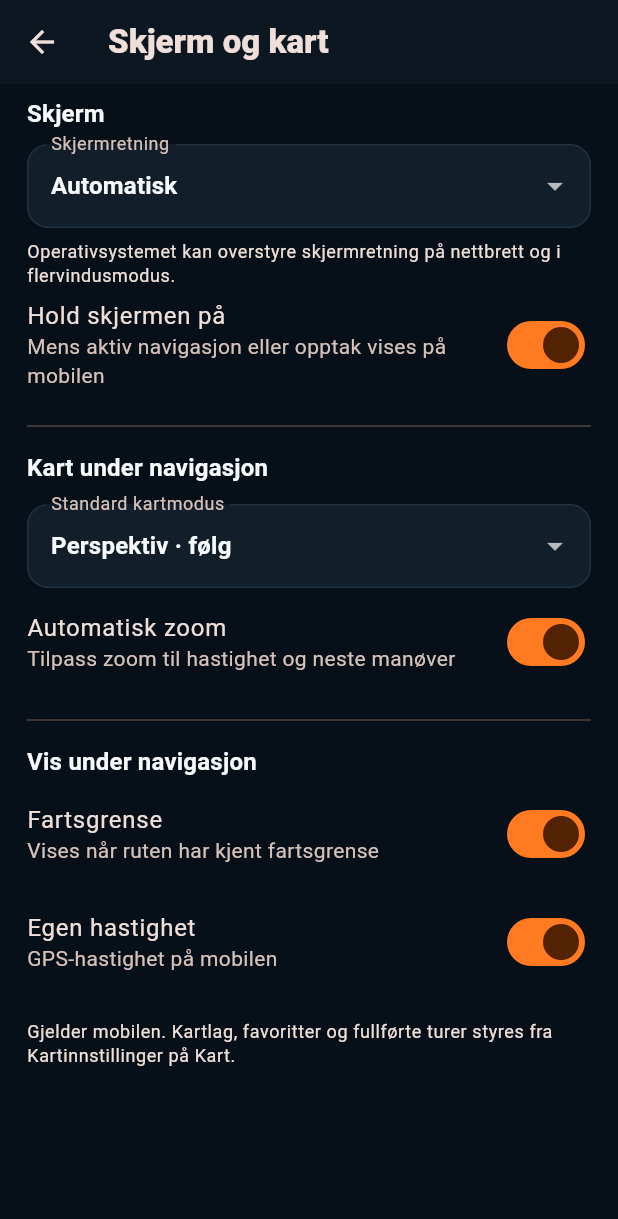
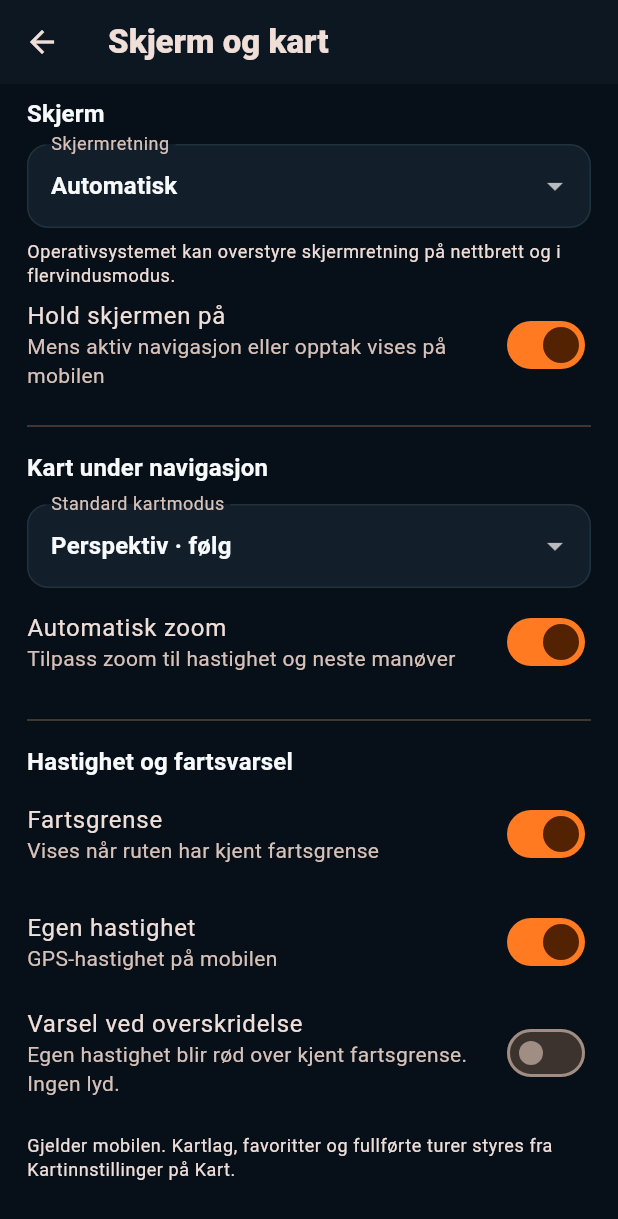
Before and after one commit to rengelse/GoVia-Mobile, a Flutter app: the ScreenSettingsScreen screen opened directly, on a phone screen of 412 x 824 dp. Shown: the top 1219 px of the screen. Run offline on Flutter 3.47's test engine with Material 3 defaults, Android fonts, the phone set to English and light mode, and no system bars; our stand-ins replace connectivity_plus, flutter_secure_storage, flutter_tts, geolocator, image_picker, open_filex and 5 more; missing offline and left inert: maplibre_gl, mobile_scanner; accounts and stored records are empty; project files that could hold a hidden picture were left out.

Commit message:
v0.1.142

```diff
--- a/lib/core/display/screen_preferences.dart
+++ b/lib/core/display/screen_preferences.dart
@@ -7,22 +7,23 @@ enum PhoneMapMode { perspective, northUp, overview }
 class ScreenPreferences {
   const ScreenPreferences({this.orientation = ScreenOrientation.automatic,
     this.keepAwake = true, this.mapMode = PhoneMapMode.perspective,
-    this.autoZoom = true, this.showSpeedLimit = true, this.showSpeed = true});
+    this.autoZoom = true, this.showSpeedLimit = true, this.showSpeed = true, this.warnOverspeed = false});
   final ScreenOrientation orientation;
   final bool keepAwake;
   final PhoneMapMode mapMode;
   final bool autoZoom;
   final bool showSpeedLimit;
   final bool showSpeed;
+  final bool warnOverspeed;
 
   ScreenPreferences copyWith({ScreenOrientation? orientation, bool? keepAwake,
-    PhoneMapMode? mapMode, bool? autoZoom, bool? showSpeedLimit, bool? showSpeed}) => ScreenPreferences(
+    PhoneMapMode? mapMode, bool? autoZoom, bool? showSpeedLimit, bool? showSpeed, bool? warnOverspeed}) => ScreenPreferences(
       orientation: orientation ?? this.orientation, keepAwake: keepAwake ?? this.keepAwake,
       mapMode: mapMode ?? this.mapMode, autoZoom: autoZoom ?? this.autoZoom,
-      showSpeedLimit: showSpeedLimit ?? this.showSpeedLimit, showSpeed: showSpeed ?? this.showSpeed);
+      showSpeedLimit: showSpeedLimit ?? this.showSpeedLimit, showSpeed: showSpeed ?? this.showSpeed, warnOverspeed: warnOverspeed ?? this.warnOverspeed);
 
   Map<String, dynamic> toJson() => {'orientation': orientation.name, 'keepAwake': keepAwake,
-    'mapMode': mapMode.name, 'autoZoom': autoZoom, 'showSpeedLimit': showSpeedLimit, 'showSpeed': showSpeed};
+    'mapMode': mapMode.name, 'autoZoom': autoZoom, 'showSpeedLimit': showSpeedLimit, 'showSpeed': showSpeed, 'warnOverspeed': warnOverspeed};
 
   factory ScreenPreferences.fromJson(Map<String, dynamic>? json) {
     bool flag(String key) => json?[key] is bool ? json![key] as bool : true;
@@ -30,7 +31,7 @@ class ScreenPreferences {
       orientation: ScreenOrientation.values.where((v) => v.name == json?['orientation']).firstOrNull ?? ScreenOrientation.automatic,
       mapMode: PhoneMapMode.values.where((v) => v.name == json?['mapMode']).firstOrNull ?? PhoneMapMode.perspective,
       keepAwake: flag('keepAwake'), autoZoom: flag('autoZoom'),
-      showSpeedLimit: flag('showSpeedLimit'), showSpeed: flag('showSpeed'));
+      showSpeedLimit: flag('showSpeedLimit'), showSpeed: flag('showSpeed'), warnOverspeed: json?['warnOverspeed'] == true);
   }
 }
 
--- a/lib/features/profile/presentation/screen_settings_screen.dart
+++ b/lib/features/profile/presentation/screen_settings_screen.dart
@@ -52,13 +52,19 @@ class _ScreenSettingsScreenState extends State<ScreenSettingsScreen> {
           subtitle: const Text('Tilpass zoom til hastighet og neste manøver'), value: value.autoZoom,
           onChanged: _saving ? null : (next) => _save(value.copyWith(autoZoom: next))),
         const Divider(height: 32),
-        Text('Vis under navigasjon', style: Theme.of(context).textTheme.titleMedium),
+        Text('Hastighet og fartsvarsel', style: Theme.of(context).textTheme.titleMedium),
         SwitchListTile(contentPadding: EdgeInsets.zero, title: const Text('Fartsgrense'),
           subtitle: const Text('Vises når ruten har kjent fartsgrense'), value: value.showSpeedLimit,
           onChanged: _saving ? null : (next) => _save(value.copyWith(showSpeedLimit: next))),
         SwitchListTile(contentPadding: EdgeInsets.zero, title: const Text('Egen hastighet'),
           subtitle: const Text('GPS-hastighet på mobilen'), value: value.showSpeed,
           onChanged: _saving ? null : (next) => _save(value.copyWith(showSpeed: next))),
+        SwitchListTile(contentPadding: EdgeInsets.zero, title: const Text('Varsel ved overskridelse'),
+          subtitle: Text(value.showSpeed
+            ? 'Egen hastighet blir rød over kjent fartsgrense. Ingen lyd.'
+            : 'Slå på Egen hastighet for å se fartsvarselet.'),
+          value: value.warnOverspeed,
+          onChanged: _saving || !value.showSpeed ? null : (next) => _save(value.copyWith(warnOverspeed: next))),
         const SizedBox(height: 16),
         Text('Gjelder mobilen. Kartlag, favoritter og fullførte turer styres fra Kartinnstillinger på Kart.',
           style: Theme.of(context).textTheme.bodySmall),
--- a/pubspec.yaml
+++ b/pubspec.yaml
@@ -1,7 +1,7 @@
 name: govia_mobile
 description: GoVia Mobile - planlegg, naviger og opplev turen.
 publish_to: 'none'
-version: 0.1.141+142
+version: 0.1.142+143
 environment:
   sdk: '>=3.7.0 <4.0.0'
 
```
Also changed, not shown: lib/core/display/phone_speed_warning.dart (added, +18 -0 lines), lib/features/navigation/presentation/navigation_screen.dart (+11 -4 lines), 4 other files.
